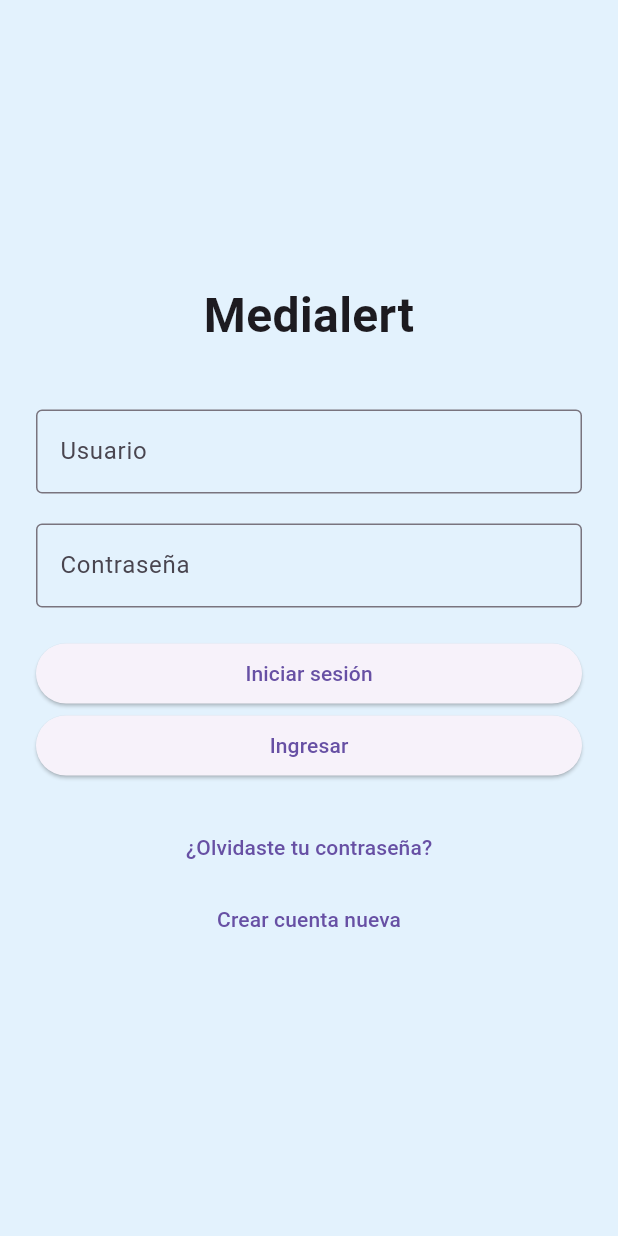
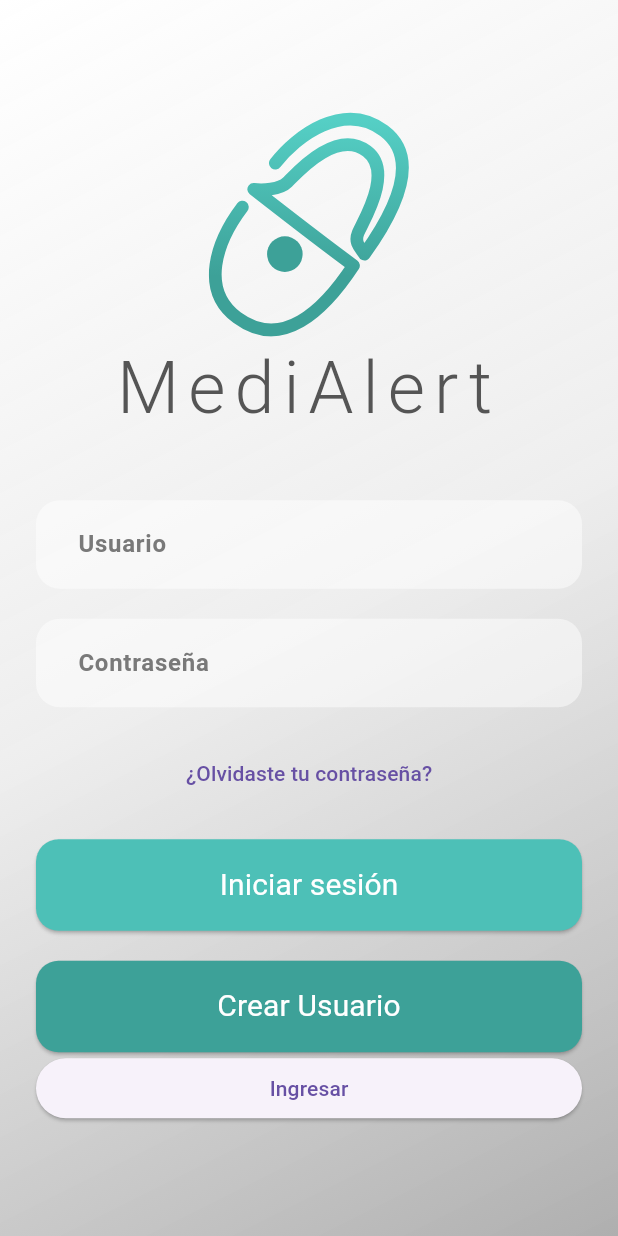
Before and after one commit to AnezkaKC/Medialert, a Flutter app: the screen it shows after launch, on a phone screen of 412 x 824 dp. Run offline on Flutter 3.47's test engine with Material 3 defaults, Android fonts, the phone set to English and light mode, and no system bars; our stand-ins replace flutter_svg.

Commit message:
separando componentes y añadiendo estilos

```diff
--- /dev/null
+++ b/lib/screens/components/custom_button.dart
@@ -0,0 +1,55 @@
+import 'package:flutter/material.dart';
+
+class CustomButton extends StatelessWidget {
+  final String text;
+  final VoidCallback onPressed;
+
+  // Propiedades opcionales con valores predeterminados
+  final double fontSize;
+  final FontWeight fontWeight;
+  final Color backgroundColor; // Este ya existe, pero ahora lo usaremos como primary
+  final double borderRadius;
+  final EdgeInsetsGeometry padding;
+
+  // NUEVA PROPIEDAD: secondary (booleano)
+  final bool isSecondary; // Para controlar si es el estilo secundario
+
+  const CustomButton({
+    super.key,
+    required this.text,
+    required this.onPressed,
+    this.fontSize = 20,
+    this.fontWeight = FontWeight.normal,
+    this.backgroundColor = const Color(0xFF4DC0B7), // Este es el color primario por defecto
+    this.borderRadius = 15,
+    this.padding = const EdgeInsets.symmetric(vertical: 16.0, horizontal: 24.0),
+    this.isSecondary = false, // Por defecto, el botón NO es secundario
+  });
+
+  @override
+  Widget build(BuildContext context) {
+    // Definimos el color de fondo basado en la propiedad isSecondary
+    final Color buttonBackgroundColor = isSecondary
+        ? const Color(0xFF3DA198) // Color si isSecondary es true
+        : backgroundColor;        // Color primario si isSecondary es false
+
+    return ElevatedButton(
+      onPressed: onPressed,
+      style: ElevatedButton.styleFrom(
+        backgroundColor: buttonBackgroundColor, // Usamos el color determinado por la lógica
+        foregroundColor: Colors.white, // El texto seguirá siendo blanco para ambos
+        shape: RoundedRectangleBorder(
+          borderRadius: BorderRadius.circular(borderRadius),
+        ),
+        padding: padding,
+      ),
+      child: Text(
+        text,
+        style: TextStyle(
+          fontSize: fontSize,
+          fontWeight: fontWeight,
+        ),
+      ),
+    );
+  }
+}
--- /dev/null
+++ b/lib/screens/components/input_text.dart
@@ -0,0 +1,56 @@
+import 'package:flutter/material.dart';
+
+class InputText extends StatelessWidget {
+  // 1. Definir los parámetros en el constructor
+  final TextEditingController controller; // Requerimos un controller
+  final String labelText;                 // Requerimos un labelText
+  final bool obscureText;                 // Opcional: para campos de contraseña
+
+  // 2. Constructor de la clase
+  // Los parámetros requeridos se marcan con 'required'
+  const InputText({
+    super.key,
+    required this.controller,
+    required this.labelText,
+    this.obscureText = false, // Valor por defecto para obscureText
+  });
+
+  @override
+  Widget build(BuildContext context) {
+    return TextField(
+      // 3. Asignar los parámetros a las propiedades del TextField
+      controller: controller, // Usamos el controller que se pasa al constructor
+      obscureText: obscureText, // Usamos el obscureText que se pasa al constructor
+      style: const TextStyle(
+        fontSize: 18,
+        color: Colors.black87, // Color del texto de entrada
+      ),
+      decoration: InputDecoration(
+        labelText: labelText, // Usamos el labelText que se pasa al constructor
+        labelStyle: const TextStyle(
+          color: Color.fromARGB(255, 121, 121, 121),
+          fontWeight: FontWeight.bold,
+        ),
+        // Borde por defecto (invisible pero con radio)
+        border: OutlineInputBorder(
+          borderSide: BorderSide.none,
+          borderRadius: BorderRadius.circular(16),
+        ),
+        // Borde cuando el campo está enfocado
+        focusedBorder: OutlineInputBorder(
+          borderSide: BorderSide.none,
+          borderRadius: BorderRadius.circular(16),
+        ),
+        // Borde cuando el campo no está enfocado
+        enabledBorder: OutlineInputBorder(
+          borderSide: BorderSide.none,
+          borderRadius: BorderRadius.circular(16),
+        ),
+        filled: true,
+        fillColor: Colors.white.withOpacity(0.5), // Color del background
+        contentPadding: const EdgeInsets.symmetric(
+            vertical: 16.0, horizontal: 24.0), // Padding
+      ),
+    );
+  }
+}
--- a/lib/screens/login_screen.dart
+++ b/lib/screens/login_screen.dart
@@ -1,8 +1,11 @@
 // login screen
 import 'package:flutter/material.dart';
+import 'package:medialert/screens/components/custom_button.dart';
+import 'package:medialert/screens/components/input_text.dart';
 import 'main_screen.dart';
 import 'register_screen.dart';
 import 'package:medialert/screens/recover_password_screen.dart';
+import 'package:flutter_svg/flutter_svg.dart';
 
 class LoginScreen extends StatefulWidget {
   const LoginScreen({super.key});
@@ -38,40 +41,40 @@ class _LoginScreenState extends State<LoginScreen> {
   @override
   Widget build(BuildContext context) {
     return Scaffold(
-      backgroundColor: Colors.blue[50],
-      body: Center(
+      backgroundColor: Colors.transparent,
+      body: Container(
+        // Este Container contendrá el degradado y se expandirá para cubrir la pantalla
+        width: double.infinity,
+        height: double.infinity,
+        decoration: const BoxDecoration(
+          gradient: LinearGradient(
+            colors: [
+              Color.fromARGB(255, 255, 255, 255),
+              Color.fromARGB(237, 237, 237, 237),
+              Color.fromARGB(255, 175, 175, 175),
+            ],
+            begin: Alignment.topLeft,
+            end: Alignment.bottomRight,
+          ),
+        ),
+        child: Center(
           child: Padding(
             padding: const EdgeInsets.all(24.0),
             child: ListView(
               shrinkWrap: true,
               children: [
+                SvgPicture.asset('assets/LOGO.svg', height: 150),
                 const Text(
-                'Medialert',
+                  'MediAlert',
                   textAlign: TextAlign.center,
-                style: TextStyle(fontSize: 32, fontWeight: FontWeight.bold),
+                  style: TextStyle(
+                    fontSize: 48,
+                    fontWeight: FontWeight.w300,
+                    letterSpacing: 6,
+                    color: Color.fromARGB(255, 85, 85, 85),
+                  ),
                 ),
                 const SizedBox(height: 40),
-              TextField(
-                controller: _usernameController,
-                decoration: const InputDecoration(
-                  labelText: 'Usuario',
-                  border: OutlineInputBorder(),
-                ),
-              ),
-              const SizedBox(height: 20),
-              TextField(
-                controller: _passwordController,
-                obscureText: true,
-                decoration: const InputDecoration(
-                  labelText: 'Contraseña',
-                  border: OutlineInputBorder(),
-                ),
-              ),
-              const SizedBox(height: 20),
-              ElevatedButton(
-                onPressed: _login,
-                child: const Text('Iniciar sesión'),
-              ),
                 if (error != null) ...[
                   const SizedBox(height: 10),
                   Text(
@@ -80,6 +83,43 @@ class _LoginScreenState extends State<LoginScreen> {
                     textAlign: TextAlign.center,
                   ),
                 ],
+                InputText(
+                  controller: _usernameController,
+                  labelText: 'Usuario',
+                ),
+                const SizedBox(height: 20),
+                InputText(
+                  controller: _passwordController,
+                  labelText: 'Contraseña',
+                  obscureText: true,
+                ),
+                const SizedBox(height: 20),
+                TextButton(
+                  onPressed: () {
+                    Navigator.push(
+                      context,
+                      MaterialPageRoute(
+                        builder: (_) => const RecoverPasswordScreen(),
+                      ),
+                    );
+                  },
+                  child: const Text('¿Olvidaste tu contraseña?'),
+                ),
+                const SizedBox(height: 20),
+                CustomButton(text: 'Iniciar sesión', onPressed: _login),
+                const SizedBox(height: 20),
+
+                CustomButton(
+                  text: 'Crear Usuario',
+                  onPressed: () {
+                    Navigator.push(
+                      context,
+                      MaterialPageRoute(builder: (_) => const RegisterScreen()),
+                    );
+                  },
+                  isSecondary: true,
+                ),
+
                 ElevatedButton(
                   onPressed: () {
                     String usuario = _usernameController.text;
@@ -92,24 +132,8 @@ class _LoginScreenState extends State<LoginScreen> {
                   },
                   child: const Text('Ingresar'),
                 ),
-              const SizedBox(height: 20),
-              TextButton(
-                onPressed: () {
-                  Navigator.push(
-                    context,
-                    MaterialPageRoute(builder: (_) => const RecoverPasswordScreen()),
-                  );
-                },
-                child: const Text('¿Olvidaste tu contraseña?'),
+              ],
             ),
-              TextButton(
-                onPressed: () {
-                  Navigator.push(context,
-                      MaterialPageRoute(builder: (_) => const RegisterScreen()));
-                },
-                child: const Text('Crear cuenta nueva'),
-              ),
-            ],
           ),
         ),
       ),
--- a/pubspec.yaml
+++ b/pubspec.yaml
@@ -10,6 +10,7 @@ dependencies:
     sdk: flutter
   cupertino_icons: ^1.0.2
   uuid: ^4.3.3
+  flutter_svg: ^2.0.10+1
 
 
 dev_dependencies:
@@ -21,4 +22,5 @@ dev_dependencies:
 flutter:
   uses-material-design: true
   assets:
+    - assets/LOGO.svg
     - assets/logo.png
```
Also changed, not shown: assets/LOGO.svg (added), pubspec.lock. Lines whose indentation alone changed are shown as unchanged.
